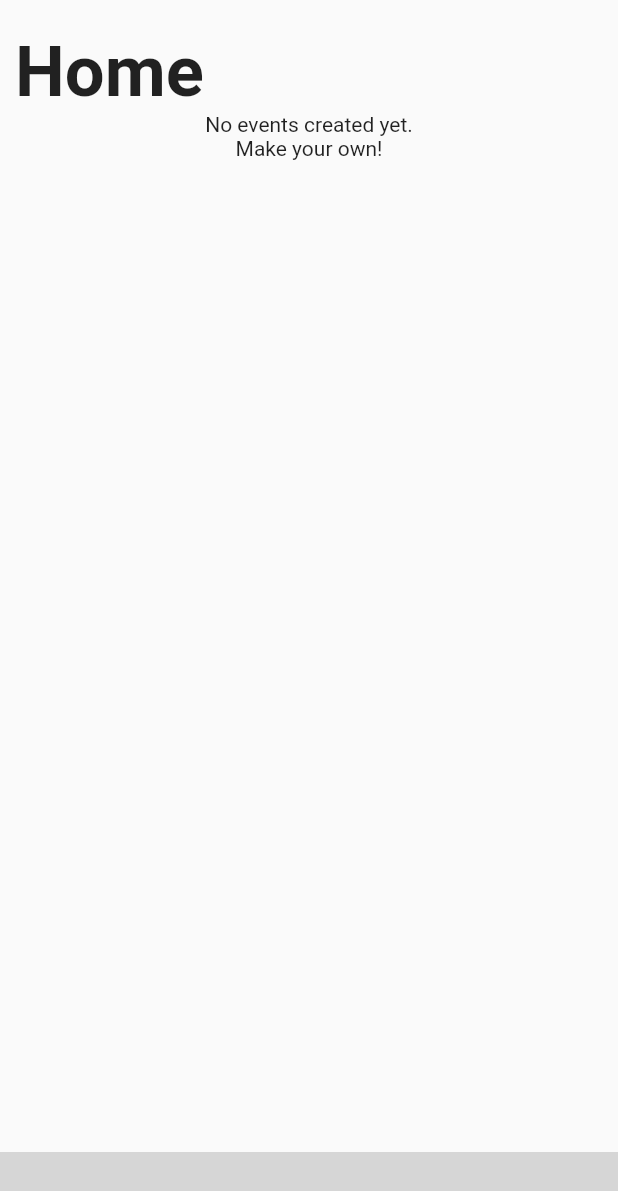
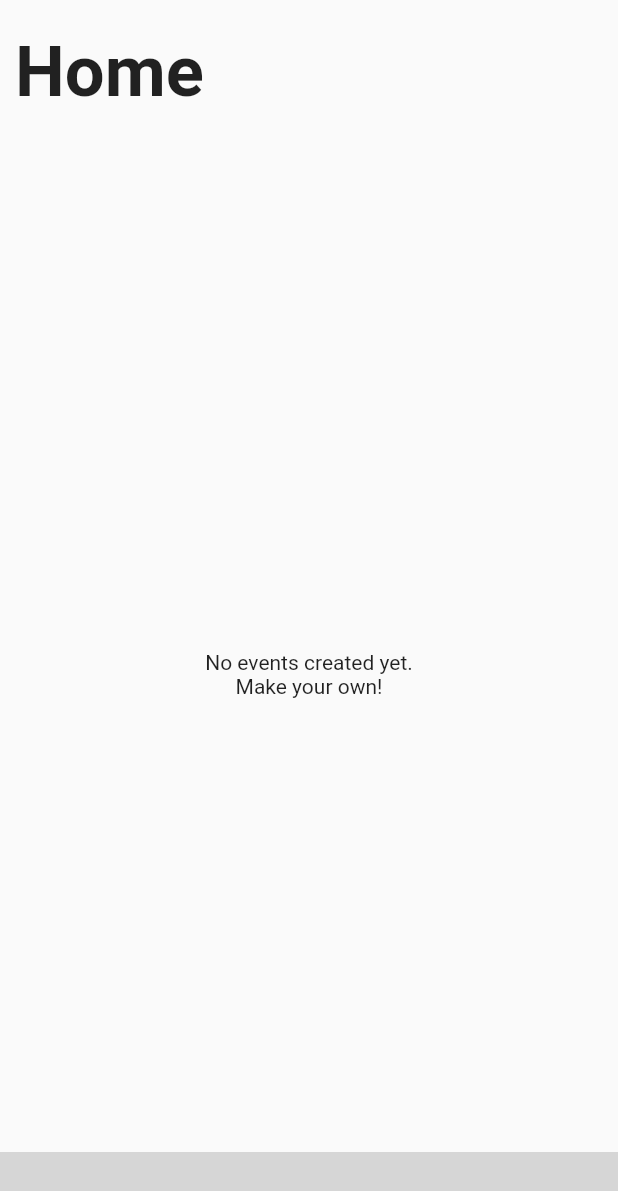
Before and after one commit to hridaypradhan/snu-connect, a Flutter app: the screen it shows after launch, on a phone screen of 412 x 824 dp. Shown: the top 1191 px of the screen. Run offline on Flutter 3.47's test engine with Material 2 defaults, Android fonts, the phone set to English and light mode, and no system bars; our stand-ins replace anim_search_bar, bouncing_widget, bubble, cloud_firestore, delayed_display, firebase_auth and 6 more; missing offline and left inert: bottom_sheet_expandable_bar, clipboard, date_time_picker_widget, filter_list, profanity_filter; accounts and stored records are empty; Roboto replaces fonts that are missing (Spartan); grey boxes are pictures that could not be loaded.

Commit message:
Empty home scren fix and firestore arch

```diff
--- a/lib/providers/event_provider.dart
+++ b/lib/providers/event_provider.dart
@@ -60,10 +60,11 @@ class EventProvider extends ChangeNotifier {
         .collection('users')
         .doc(_auth.currentUser?.email)
         .collection('created')
-        .add(
+        .doc(event.code)
+        .set(
           event.toMap(),
         );
-    await _firestore.collection('events').add(
+    await _firestore.collection('events').doc(event.code).set(
           event.toMap(),
         );
     _peopleCount = 1;
--- a/lib/screens/home/home_screen.dart
+++ b/lib/screens/home/home_screen.dart
@@ -33,10 +33,16 @@ class HomeScreen extends StatelessWidget {
               _firestore.collection('events').orderBy('dateTime').snapshots(),
           builder: (context, snapshot) {
             if (!snapshot.hasData || snapshot.data!.docs.isEmpty) {
-              return const Center(
-                child: Text(
-                  'No events created yet. \nMake your own!',
-                  textAlign: TextAlign.center,
+              return Expanded(
+                child: Column(
+                  mainAxisAlignment: MainAxisAlignment.center,
+                  crossAxisAlignment: CrossAxisAlignment.stretch,
+                  children: const [
+                    Text(
+                      'No events created yet. \nMake your own!',
+                      textAlign: TextAlign.center,
+                    ),
+                  ],
                 ),
               );
             }
```
Also changed, not shown: lib/screens/profile/profile_screen.dart (+10 -10 lines).
